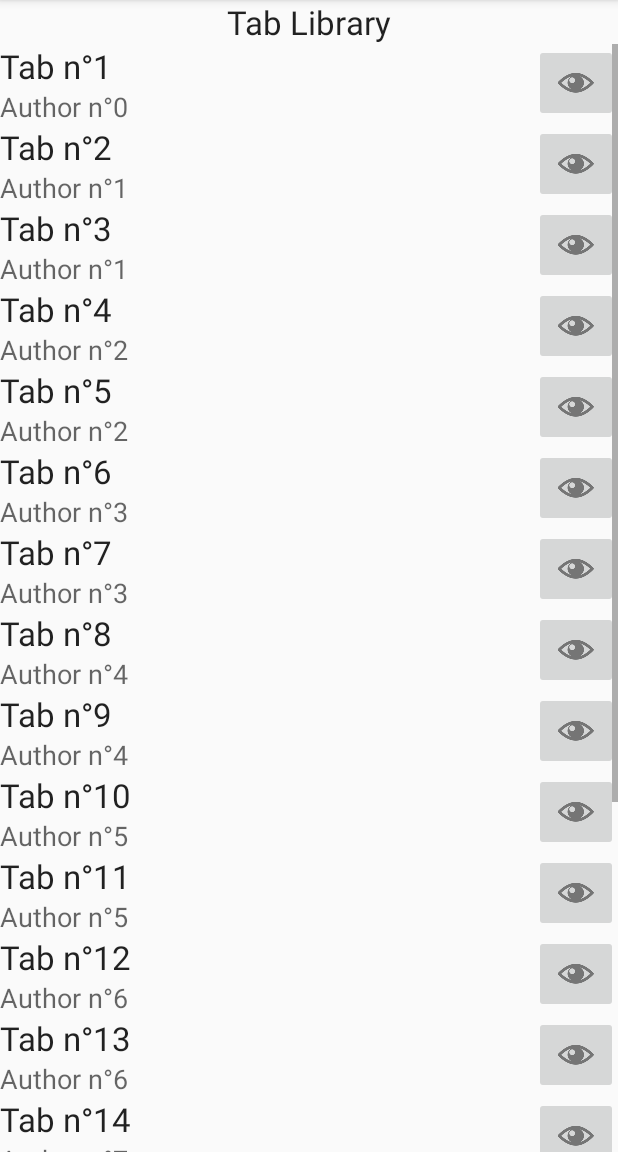
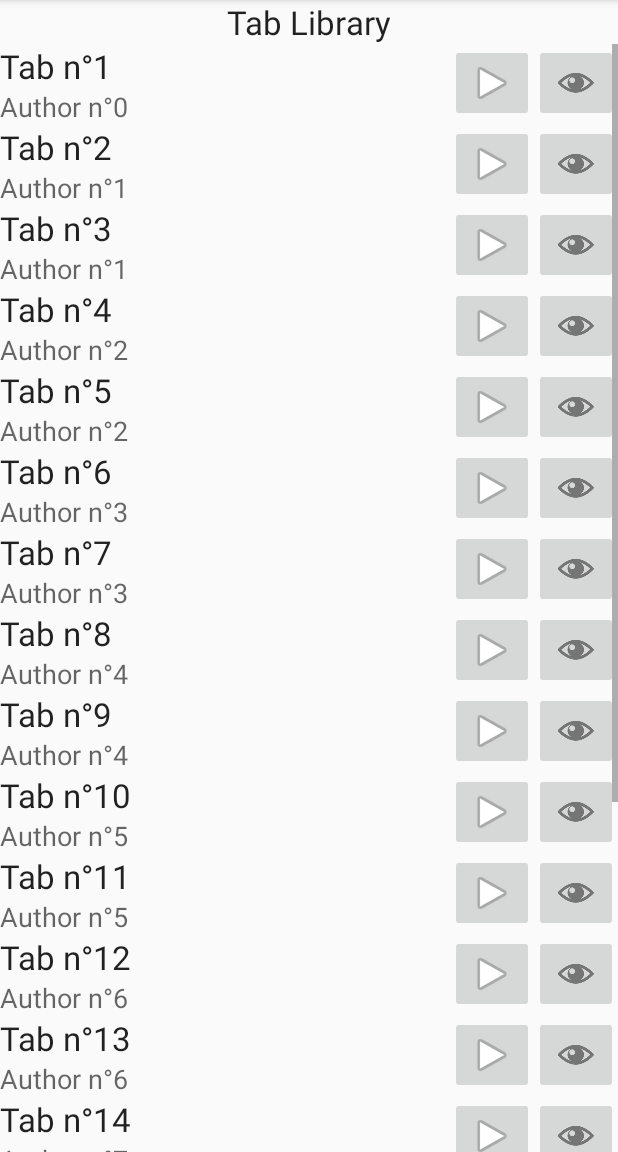
Before and after one commit to NicolasMinghetti/tabmaster, an Android app: the fragment TabLibraryFragment shown on its own in the app's theme, on a phone screen of 412 x 824 dp, the part 84-1236 px from its top. Run offline under Robolectric (Android 15) with nearby library versions, the phone set to English and light mode, and no system bars.

Commit message:
Adds Play Button in tab library

```diff
--- a/app/src/main/java/fr/insalyon/pi/tabmaster/adapters/TabAdapter.java
+++ b/app/src/main/java/fr/insalyon/pi/tabmaster/adapters/TabAdapter.java
@@ -1,6 +1,7 @@
 package fr.insalyon.pi.tabmaster.adapters;
 
 import android.content.Context;
+import android.media.Image;
 import android.support.v7.widget.RecyclerView;
 import android.util.Log;
 import android.view.LayoutInflater;
@@ -32,7 +33,7 @@ public class TabAdapter extends RecyclerView.Adapter<TabAdapter.ViewHolder> {
         private TextView titleTV;
         private TextView authorTV;
         private ImageButton openBtn;
-
+        private ImageButton playBtn;
         public ViewHolder(View itemView) {
 
             // Stores the itemView in a public final member variable that can be used
@@ -50,6 +51,7 @@ public class TabAdapter extends RecyclerView.Adapter<TabAdapter.ViewHolder> {
             titleTV = (TextView) itemView.findViewById(R.id.titleTV);
             authorTV = (TextView) itemView.findViewById(R.id.authorTV);
             openBtn = (ImageButton) itemView.findViewById(R.id.openButton);
+            playBtn = (ImageButton) itemView.findViewById(R.id.playButton);
         }
     }
 
@@ -89,6 +91,7 @@ public class TabAdapter extends RecyclerView.Adapter<TabAdapter.ViewHolder> {
         author.setText(tab.getAuthor());
 
         ImageButton openButton = viewHolder.openBtn;
+        ImageButton playButton = viewHolder.playBtn;
     }
 
     // Return the total count of items
--- a/app/src/main/res/layout/tab_lib_item.xml
+++ b/app/src/main/res/layout/tab_lib_item.xml
@@ -7,9 +7,10 @@
 
     <LinearLayout
         android:orientation="vertical"
-        android:layout_width="match_parent"
+        android:layout_width="0dp"
         android:layout_height="match_parent"
-        android:layout_weight="2">
+        android:gravity="start"
+        android:layout_weight="1">
 
         <TextView
             android:layout_width="wrap_content"
@@ -29,17 +30,31 @@
     </LinearLayout>
 
     <FrameLayout
-        android:layout_width="match_parent"
+        android:layout_width="wrap_content"
         android:layout_height="match_parent"
-        android:layout_gravity="right"
-        android:layout_weight="1">
+        android:layout_gravity="right">
+
+        <ImageButton
+            android:layout_width="wrap_content"
+            android:layout_height="wrap_content"
+            android:id="@+id/playButton"
+            android:src="@android:drawable/ic_media_play"
+            android:layout_gravity="right"
+            android:contentDescription="@string/play_button" />
+    </FrameLayout>
+
+    <FrameLayout
+        android:layout_width="wrap_content"
+        android:layout_height="match_parent"
+        android:layout_gravity="right">
 
         <ImageButton
             android:layout_width="wrap_content"
             android:layout_height="wrap_content"
             android:id="@+id/openButton"
-            android:layout_gravity="right"
             android:src="@drawable/ic_eye_open"
-            android:contentDescription="Open tab" />
+            android:contentDescription="@string/open_tab"
+            android:layout_gravity="right" />
     </FrameLayout>
+
 </LinearLayout>
--- a/app/src/main/res/values/strings.xml
+++ b/app/src/main/res/values/strings.xml
@@ -8,4 +8,6 @@
     <string name="title_defilement">Défilement</string>
     <string name="title_facebook">Page de connexion facebook</string>
     <string name="connection_state">Not Connected</string>
+    <string name="play_button">Play button</string>
+    <string name="open_tab">Open tab</string>
 </resources>
```
